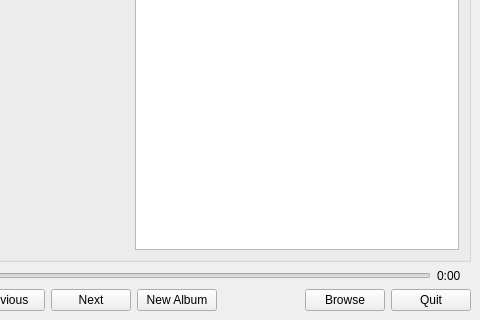
Before: the Qt Designer form src/ui/main.ui in vanzin/folderme, drawn with Qt 5; both pictures show x 216 to 696 and y 197 to 517 of the 696 by 517 pixel window.
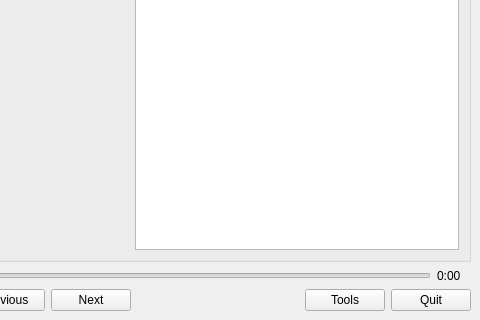
After: the same form once the commit is applied.

Commit message: Add config dialog, hive less used controls in a sub menu.

```diff
--- a/src/ui/main.ui
+++ b/src/ui/main.ui
@@ -173,19 +173,6 @@
         </property>
        </widget>
       </item>
-      <item>
-       <widget class="QPushButton" name="newAlbum">
-        <property name="focusPolicy">
-         <enum>Qt::TabFocus</enum>
-        </property>
-        <property name="text">
-         <string>New Album</string>
-        </property>
-        <property name="flat">
-         <bool>false</bool>
-        </property>
-       </widget>
-      </item>
       <item>
        <spacer name="horizontalSpacer">
         <property name="orientation">
@@ -202,7 +189,7 @@
       <item>
        <widget class="QPushButton" name="browse">
         <property name="text">
-         <string>Browse</string>
+         <string>Tools</string>
         </property>
        </widget>
       </item>
```
Left out of the diff: 2 changed lines with no effect on the pictures. The commit also changes 5 other files.
